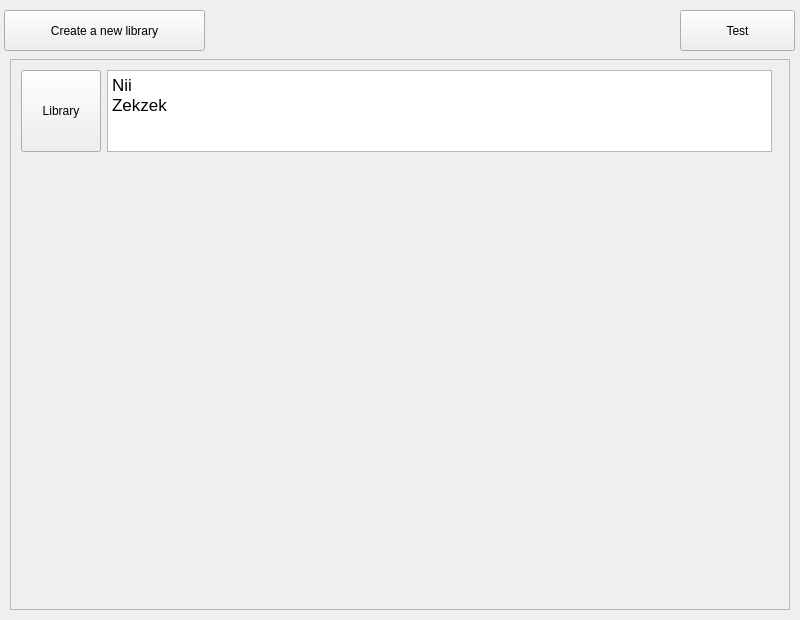
amireh/kaboomp3, file app/views/intro_screen.ui: the form before one commit.
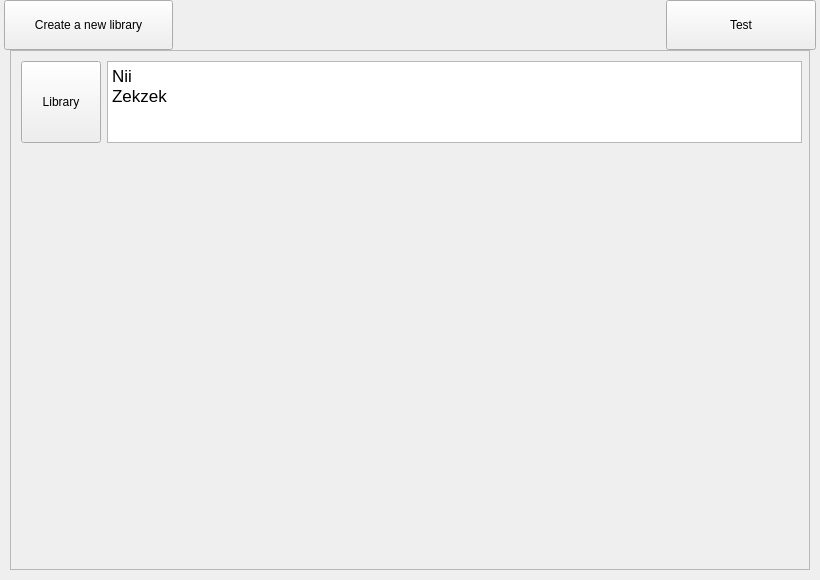
The form after the commit.

Commit message: added support for overlays.. and screen transitioning is functional now

The edit to the form file:
```diff
--- a/app/views/intro_screen.ui
+++ b/app/views/intro_screen.ui
@@ -6,10 +6,22 @@
    <rect>
     <x>0</x>
     <y>0</y>
-    <width>800</width>
-    <height>620</height>
+    <width>820</width>
+    <height>580</height>
    </rect>
   </property>
+  <property name="minimumSize">
+   <size>
+    <width>820</width>
+    <height>580</height>
+   </size>
+  </property>
+  <property name="maximumSize">
+   <size>
+    <width>820</width>
+    <height>580</height>
+   </size>
+  </property>
   <property name="windowTitle">
    <string>Form</string>
   </property>
@@ -17,17 +29,29 @@
    <property name="geometry">
     <rect>
      <x>10</x>
-     <y>59</y>
-     <width>780</width>
-     <height>551</height>
+     <y>50</y>
+     <width>800</width>
+     <height>520</height>
     </rect>
    </property>
    <property name="sizePolicy">
-    <sizepolicy hsizetype="MinimumExpanding" vsizetype="Expanding">
+    <sizepolicy hsizetype="MinimumExpanding" vsizetype="MinimumExpanding">
      <horstretch>0</horstretch>
      <verstretch>0</verstretch>
     </sizepolicy>
    </property>
+   <property name="minimumSize">
+    <size>
+     <width>0</width>
+     <height>50</height>
+    </size>
+   </property>
+   <property name="maximumSize">
+    <size>
+     <width>16777215</width>
+     <height>520</height>
+    </size>
+   </property>
    <property name="widgetResizable">
     <bool>true</bool>
    </property>
@@ -36,8 +60,8 @@
      <rect>
       <x>0</x>
       <y>0</y>
-      <width>776</width>
-      <height>547</height>
+      <width>796</width>
+      <height>516</height>
      </rect>
     </property>
     <widget class="QWidget" name="formLayoutWidget">
@@ -45,7 +69,7 @@
       <rect>
        <x>10</x>
        <y>10</y>
-       <width>751</width>
+       <width>781</width>
        <height>82</height>
       </rect>
      </property>
@@ -103,12 +127,24 @@
   <widget class="QPushButton" name="button_test">
    <property name="geometry">
     <rect>
-     <x>680</x>
-     <y>10</y>
-     <width>115</width>
-     <height>41</height>
+     <x>666</x>
+     <y>0</y>
+     <width>150</width>
+     <height>50</height>
     </rect>
    </property>
+   <property name="minimumSize">
+    <size>
+     <width>150</width>
+     <height>50</height>
+    </size>
+   </property>
+   <property name="maximumSize">
+    <size>
+     <width>150</width>
+     <height>50</height>
+    </size>
+   </property>
    <property name="text">
     <string>Test</string>
    </property>
@@ -117,11 +153,23 @@
    <property name="geometry">
     <rect>
      <x>4</x>
-     <y>10</y>
-     <width>201</width>
-     <height>41</height>
+     <y>0</y>
+     <width>169</width>
+     <height>50</height>
     </rect>
    </property>
+   <property name="minimumSize">
+    <size>
+     <width>150</width>
+     <height>50</height>
+    </size>
+   </property>
+   <property name="maximumSize">
+    <size>
+     <width>170</width>
+     <height>16777215</height>
+    </size>
+   </property>
    <property name="styleSheet">
     <string notr="true"/>
    </property>
```
Left out of the diff: 2 changed lines with no effect on the pictures. The commit also changes 9 other files.
